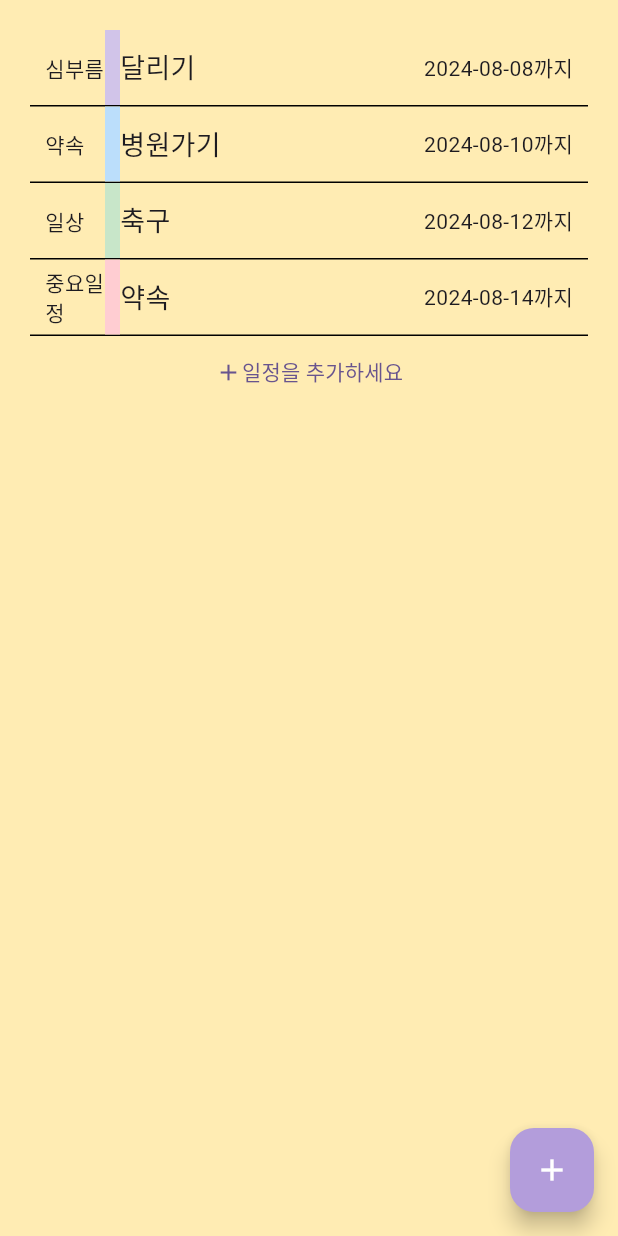
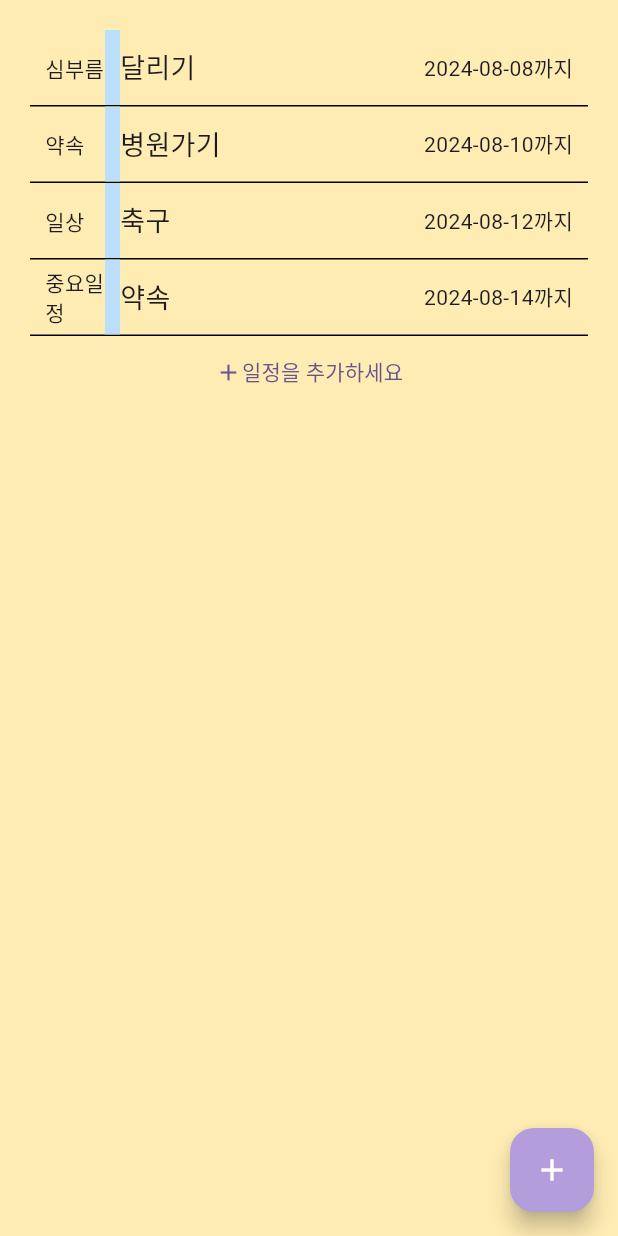
Before and after one commit to nnmmnn15/TodoList, a Flutter app: the TodoListPage screen opened directly, on a phone screen of 412 x 824 dp. Run offline on Flutter 3.47's test engine with Material 3 defaults, Android fonts, the phone set to English and light mode, and no system bars; our stand-ins replace get, get_storage, sqflite; accounts and stored records are empty.

Commit message:
backUp_0912

```diff
--- a/todo_list_app/lib/view/todo_list_page.dart
+++ b/todo_list_app/lib/view/todo_list_page.dart
@@ -28,19 +28,19 @@ class _TodoListPageState extends State<TodoListPage> {
 
   @override
   void initState() {
-    print(box.read("nmcTodoUserSeq"));
+    // print(box.read("nmcTodoUserSeq"));
     super.initState();
     addTodoController = TextEditingController();
     now = DateTime.now();
     categoryColor = Colors.amber;
     categoryString = "";
-    sortTodoList();
+    // sortTodoList();
   }
 
-  sortTodoList() {
-    UserList.todoDataList[userIndex].todoList
-        .sort((a, b) => a.deadline.compareTo(b.deadline));
-  }
+  // sortTodoList() {
+  //   UserList.todoDataList[userIndex].todoList
+  //       .sort((a, b) => a.deadline.compareTo(b.deadline));
+  // }
 
   @override
   Widget build(BuildContext context) {
@@ -179,13 +179,14 @@ class _TodoListPageState extends State<TodoListPage> {
                                                 ),
                                                 // 카테고리 색
                                                 Container(
-                                                  width: 10,
-                                                  color: UserList
-                                                      .todoDataList[userIndex]
-                                                      .todoList[index]
-                                                      .categorySet
-                                                      .categoryColor,
-                                                ),
+                                                    width: 10,
+                                                    color: Colors.blue[100]
+                                                    // UserList
+                                                    //     .todoDataList[userIndex]
+                                                    //     .todoList[index]
+                                                    //     .categorySet
+                                                    //     .categoryColor,
+                                                    ),
                                                 // 할일
                                                 Text(
                                                   UserList
@@ -355,7 +356,7 @@ class _TodoListPageState extends State<TodoListPage> {
       // 입력후 텍스트필드 초기화
       addTodoController.text = '';
       Get.back();
-      sortTodoList();
+      // sortTodoList();
       setState(() {});
     }
   }
@@ -374,7 +375,7 @@ class _TodoListPageState extends State<TodoListPage> {
       // 입력후 텍스트필드 초기화
       addTodoController.text = '';
       Get.back();
-      sortTodoList();
+      // sortTodoList();
       setState(() {});
     }
   }
```
Also changed, not shown: todo_list_app/lib/model/task.dart (added, +34 -0 lines), todo_list_app/lib/model/todolist.dart (added, +32 -0 lines), todo_list_app/lib/vm/todolist_handler.dart (+17 -0 lines), todo_list_app/lib/vm/user_data_handler.dart (+32 -0 lines).
